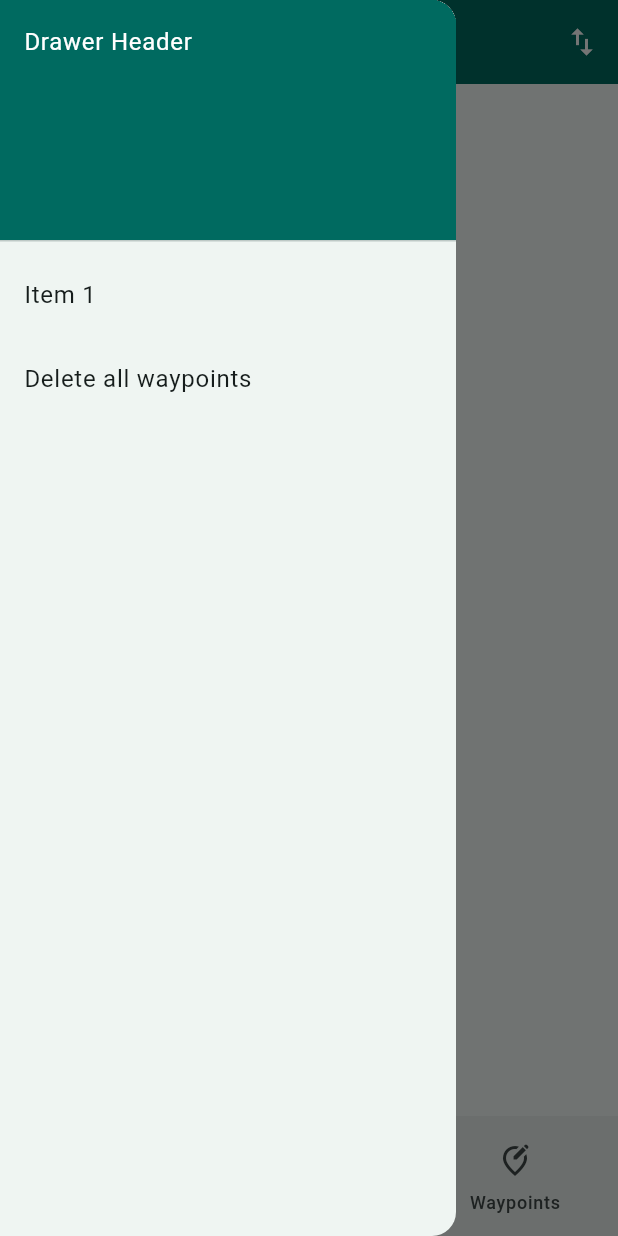
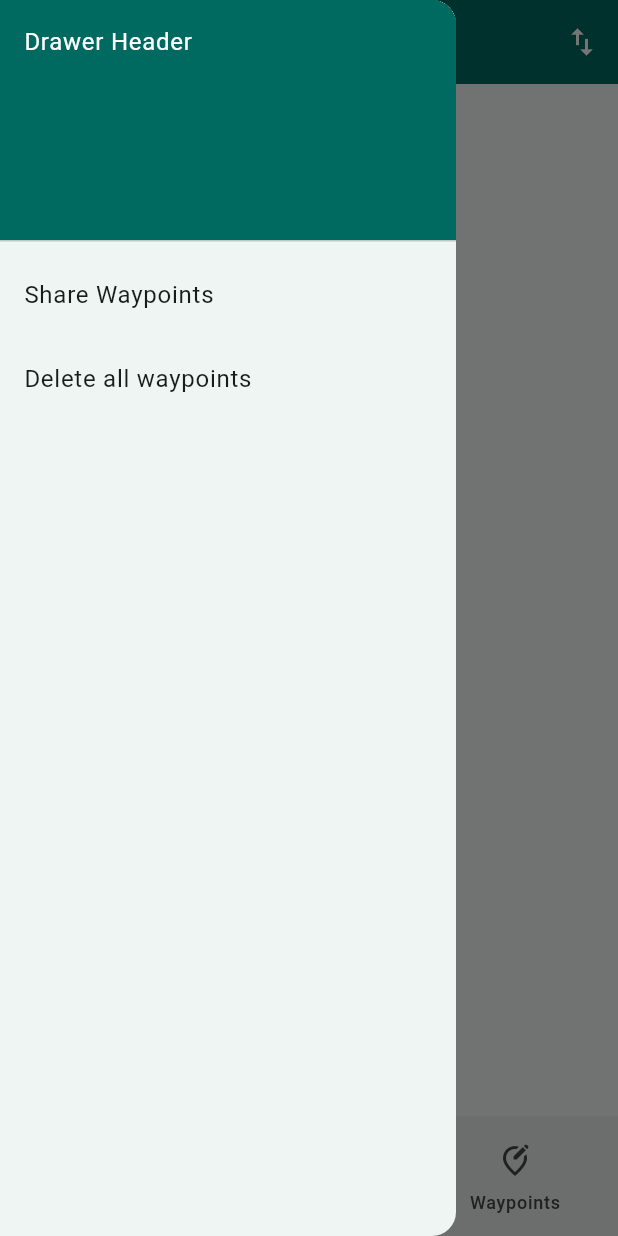
Before and after one commit to florianneukirchen/gps_location, a Flutter app: the screen it shows after launch, with the side drawer open, on a phone screen of 412 x 824 dp. Run offline on Flutter 3.47's test engine with Material 3 defaults, Android fonts, the phone set to English and light mode, and no system bars; our stand-ins replace flutter_map, geolocator, latlong2, share_plus; missing offline and left inert: proj4dart.

Commit message:
Implement sharing WPs as file

```diff
--- a/lib/myhomepage.dart
+++ b/lib/myhomepage.dart
@@ -1,5 +1,6 @@
 import 'package:flutter/material.dart';
 import 'package:provider/provider.dart';
+import 'package:share_plus/share_plus.dart';
 import 'mypositionpage.dart';
 import 'waypointspage.dart';
 import 'myapp.dart';
@@ -16,9 +17,10 @@ class MyHomePage extends StatefulWidget {
 }
 
 class _MyHomePageState extends State<MyHomePage> {
+  // Init index of Navigation (current page)
   var selectedIndex = 0;
 
-  // Confirm Dialog to delete waypoints
+  // Confirmation dialog to delete waypoints
   void _confirmDeleteWaypoints() {
     showDialog(
       context: context,
@@ -44,6 +46,11 @@ class _MyHomePageState extends State<MyHomePage> {
         );
       }
     );
+  }
+
+  void _sharewaypoints() async {
+    final filepath = await Provider.of<MyAppState>(context, listen: false).storage.filepath();
+    Share.shareXFiles([XFile(filepath)], text: 'Great picture');
   }
 
 
@@ -147,9 +154,10 @@ class _MyHomePageState extends State<MyHomePage> {
               ),
             ),
             ListTile(
-              title: const Text('Item 1'),
+              title: const Text('Share Waypoints'),
               onTap: () {
-                // Bla
+                Navigator.pop(context);
+                _sharewaypoints();
               },
             ),
             ListTile(
--- a/lib/waypointstorage.dart
+++ b/lib/waypointstorage.dart
@@ -23,6 +23,11 @@ class WaypointStorage {
     final file = await _localFile;
     return file.writeAsString(contents);
   }
+
+  Future<String> filepath() async {
+    final path = await _localPath;
+    return '$path/waypoints.geojson';
+  }
 }
 
 // https://stackoverflow.com/questions/51807228/writing-to-a-local-json-file-dart-flutter
--- a/pubspec.yaml
+++ b/pubspec.yaml
@@ -41,6 +41,7 @@ dependencies:
   path_provider: ^2.1.1
   flutter_map: ^6.0.1
   latlong2: ^0.9.0
+  share_plus: ^7.2.1
 
 dev_dependencies:
   flutter_test:
```
Also changed, not shown: pubspec.lock.
